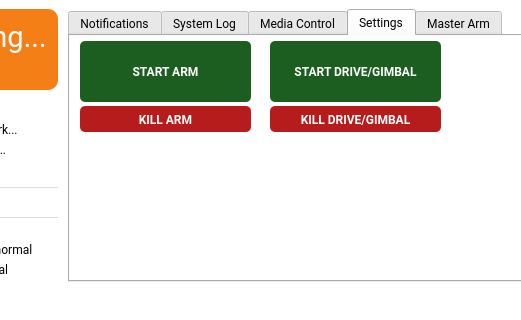
The window that MissionControl/soromainwindow.ui (wuspy/soro) describes before a commit, drawn with Qt 5; both pictures show x 182 to 703 and y 0 to 320 of the 947 by 600 pixel window.
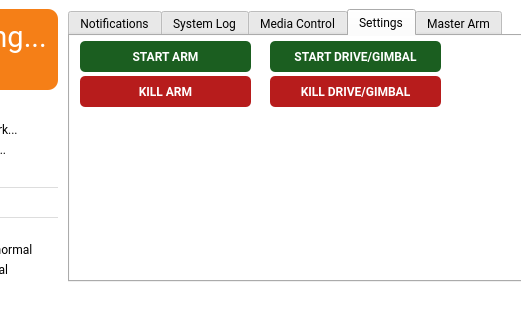
The same window after the commit. Custom widgets are drawn as their Qt base class.

What changed in the file:
```diff
--- a/MissionControl/soromainwindow.ui
+++ b/MissionControl/soromainwindow.ui
@@ -894,9 +894,9 @@
          <property name="geometry">
           <rect>
            <x>10</x>
-           <y>70</y>
+           <y>40</y>
            <width>171</width>
-           <height>26</height>
+           <height>31</height>
           </rect>
          </property>
          <property name="font">
@@ -924,7 +924,7 @@
            <x>10</x>
            <y>5</y>
            <width>171</width>
-           <height>61</height>
+           <height>31</height>
           </rect>
          </property>
          <property name="font">
@@ -952,7 +952,7 @@
            <x>200</x>
            <y>5</y>
            <width>171</width>
-           <height>61</height>
+           <height>31</height>
           </rect>
          </property>
          <property name="font">
@@ -978,9 +978,9 @@
          <property name="geometry">
           <rect>
            <x>200</x>
-           <y>70</y>
+           <y>40</y>
            <width>171</width>
-           <height>26</height>
+           <height>31</height>
           </rect>
          </property>
          <property name="font">
```
